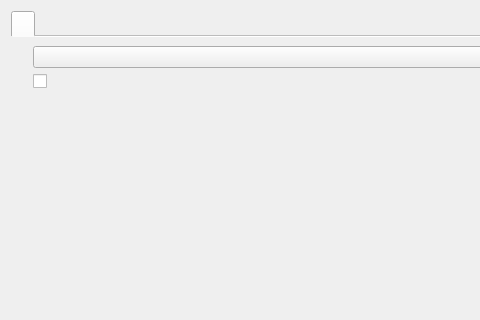
Before: the Qt Designer form org.nickvision.application.qt/src/views/settingspage.ui in NickvisionApps/Application, drawn with Qt 5; both pictures show x 0 to 480 and y 0 to 320 of the 741 by 460 pixel window.
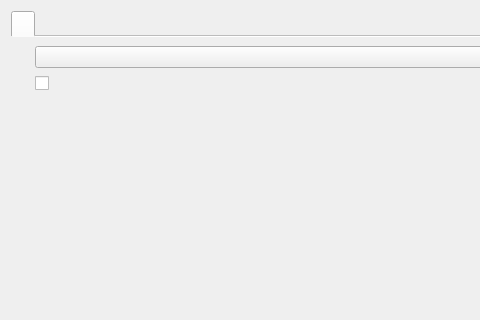
After: the same form once the commit is applied.

Commit message: Qt - Better Navigation

```diff
--- a/org.nickvision.application.qt/src/views/settingspage.ui
+++ b/org.nickvision.application.qt/src/views/settingspage.ui
@@ -24,6 +24,12 @@
        <string/>
       </attribute>
       <layout class="QFormLayout" name="formLayout">
+       <property name="horizontalSpacing">
+        <number>8</number>
+       </property>
+       <property name="verticalSpacing">
+        <number>8</number>
+       </property>
        <item row="0" column="0">
         <widget class="QLabel" name="lblTheme"/>
        </item>
```
The commit also changes 2 other files.
